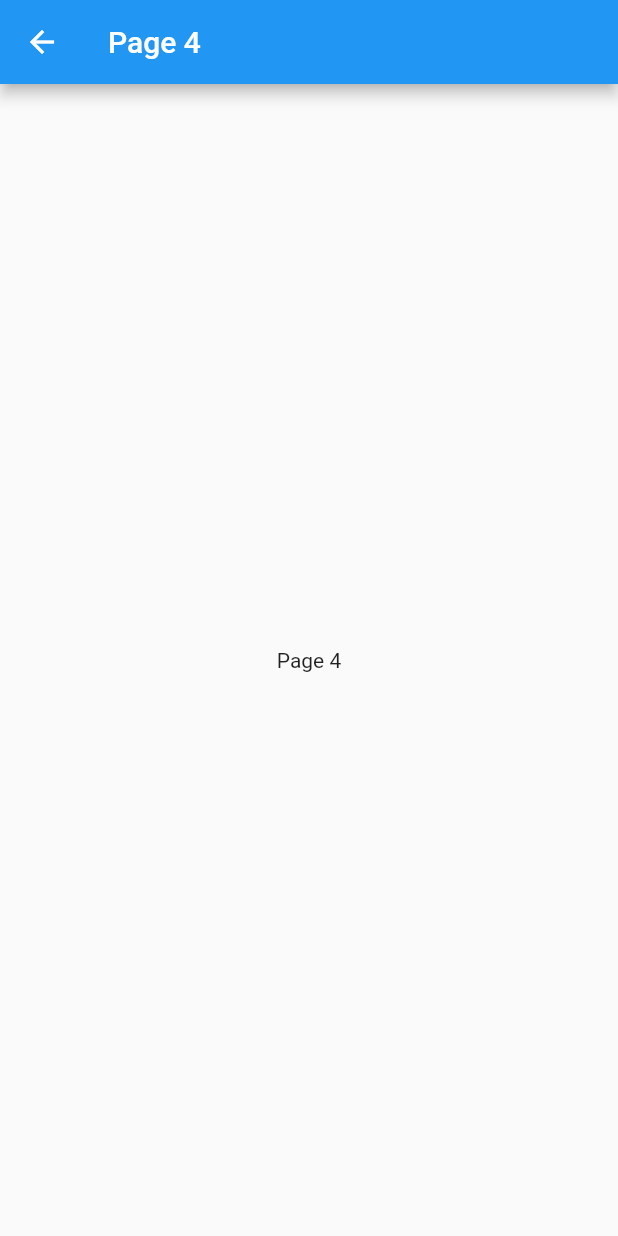
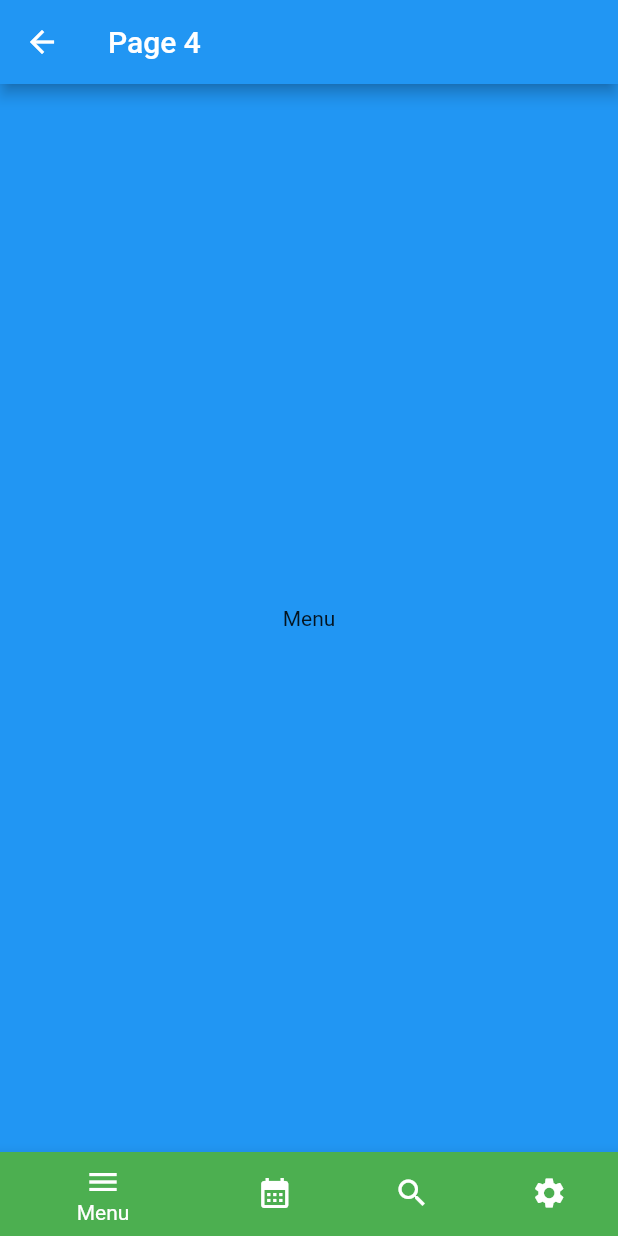
Before and after one commit to hasanyatar/GoRouter, a Flutter app: the Page4 screen opened directly, on a phone screen of 412 x 824 dp. Run offline on Flutter 3.47's test engine with Material 2 defaults, Android fonts, the phone set to English and light mode, and no system bars; our stand-ins replace go_router.

Commit message:
Add bottom navigation bar using provider

```diff
--- /dev/null
+++ b/app/lib/provider/bottom_navigation.dart
@@ -0,0 +1,16 @@
+import 'package:flutter/cupertino.dart';
+
+class BottomNavigationState extends ChangeNotifier {
+  static final BottomNavigationState _instance = BottomNavigationState._internal();
+  static BottomNavigationState get instance => _instance;
+  BottomNavigationState._internal();
+
+  int _currentIndex = 0;
+
+  int get currentIndex => _currentIndex;
+
+  void setCurrentIndex(int index) {
+    _currentIndex = index;
+    notifyListeners();
+  }
+}
--- a/app/lib/routing/routing.dart
+++ b/app/lib/routing/routing.dart
@@ -4,6 +4,7 @@ import 'package:app/views/login_page.dart';
 import 'package:app/views/page_1.dart';
 import 'package:app/views/page_2.dart';
 import 'package:app/views/page_3.dart';
+import 'package:app/views/bottom_navigation/page_4.dart';
 import 'package:flutter/material.dart';
 import 'package:go_router/go_router.dart';
 
@@ -45,6 +46,13 @@ final router = GoRouter(
               final params = state.extra! as Map<String, Object>;
               final text = params['text'] as String;
               return Page3(text: text);
+            },
+          ),
+          GoRoute(
+            name: 'bottom_navigation_routers',
+            path: 'page4',
+            builder: (BuildContext context, GoRouterState state) {
+              return const Page4();
             },
           ),
         ]),
--- /dev/null
+++ b/app/lib/views/bottom_navigation/menu.dart
@@ -0,0 +1,15 @@
+import 'package:flutter/material.dart';
+
+class Menu extends StatelessWidget {
+  const Menu({Key? key}) : super(key: key);
+
+  @override
+  Widget build(BuildContext context) {
+    return Container(
+      color: Colors.blue,
+      child: const Center(
+        child: Text('Menu'),
+      ),
+    );
+  }
+}
--- /dev/null
+++ b/app/lib/views/bottom_navigation/page_4.dart
@@ -0,0 +1,43 @@
+import 'package:app/provider/bottom_navigation.dart';
+import 'package:app/views/bottom_navigation/calendar.dart';
+import 'package:app/views/bottom_navigation/menu.dart';
+import 'package:app/views/bottom_navigation/search.dart';
+import 'package:app/views/bottom_navigation/settings.dart';
+import 'package:flutter/material.dart';
+import 'package:provider/provider.dart';
+
+class Page4 extends StatelessWidget {
+  const Page4({Key? key}) : super(key: key);
+
+  final items = const [
+    Menu(),
+    Calendar(),
+    Search(),
+    Settings(),
+  ];
+
+  @override
+  Widget build(BuildContext context) {
+    return Scaffold(
+      appBar: AppBar(
+        title: const Text('Page 4'),
+      ),
+      body: items[context.watch<BottomNavigationState>().currentIndex],
+      bottomNavigationBar: BottomNavigationBar(
+        currentIndex: context.watch<BottomNavigationState>().currentIndex,
+        items: [
+          _buildBottomNavItem(Icons.menu, "Menu"),
+          _buildBottomNavItem(Icons.calendar_month, "Calendar"),
+          _buildBottomNavItem(Icons.search, "Search"),
+          _buildBottomNavItem(Icons.settings, "Settings")
+        ],
+        onTap: (index) => context.read<BottomNavigationState>().setCurrentIndex(index),
+      ),
+    );
+  }
+
+  BottomNavigationBarItem _buildBottomNavItem(IconData icon, String label) {
+    return BottomNavigationBarItem(
+        tooltip: label, backgroundColor: Colors.green, icon: Icon(icon), label: 'Menu');
+  }
+}
--- a/app/lib/views/page_4.dart
+++ /dev/null
@@ -1,17 +0,0 @@
-import 'package:flutter/material.dart';
-
-class Page4 extends StatelessWidget {
-  const Page4({Key? key}) : super(key: key);
-
-  @override
-  Widget build(BuildContext context) {
-    return Scaffold(
-      appBar: AppBar(
-        title: const Text('Page 4'),
-      ),
-      body: const Center(
-        child: Text('Page 4'),
-      ),
-    );
-  }
-}
```
Also changed, not shown: app/lib/main.dart (+11 -3 lines), app/lib/views/bottom_navigation/calendar.dart (added, +15 -0 lines), app/lib/views/bottom_navigation/search.dart (added, +15 -0 lines), app/lib/views/bottom_navigation/settings.dart (added, +15 -0 lines), app/lib/views/page_3.dart (+8 -0 lines).
